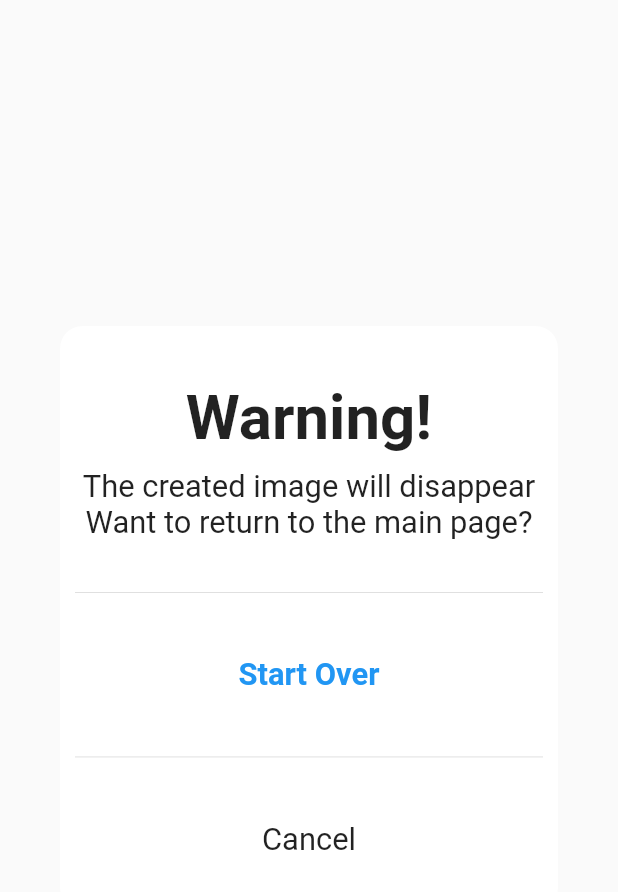
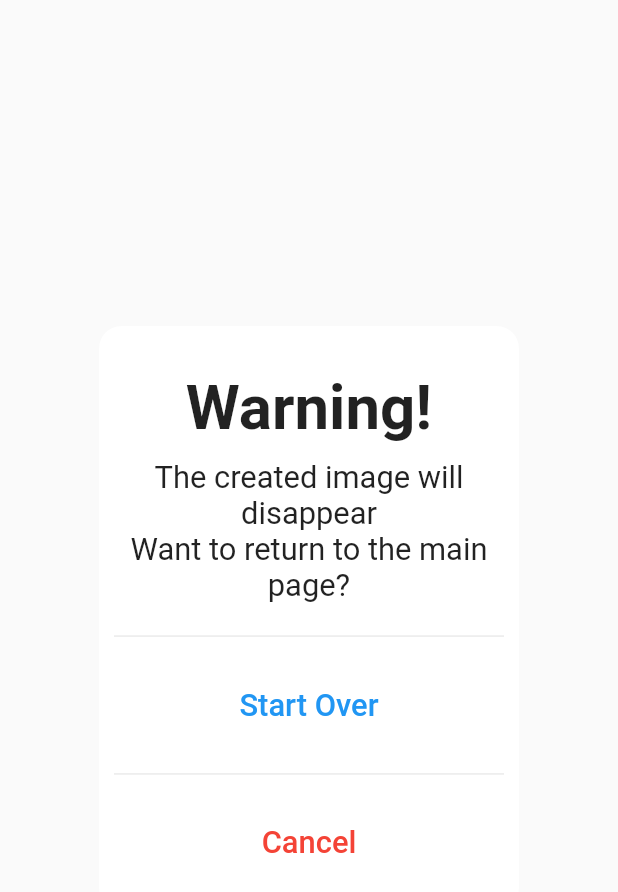
Before and after one commit to kitsune0530/sketch-to-face, a Flutter app: the CustomAlertDialog widget shown alone on an empty page, opened directly, on a phone screen of 412 x 824 dp. Shown: the top 892 px of the screen. Run offline on Flutter 3.47's test engine with Material 2 defaults, Android fonts, the phone set to English and light mode, and no system bars; our stand-ins replace camera, gallery_saver, image_picker, shared_preferences; missing offline and left inert: external_app_launcher, image_downloader_web, image_picker_web, mime_type, painter; accounts and stored records are empty.

Commit message:
web finished

```diff
--- a/facegen/lib/helper/customdialog.dart
+++ b/facegen/lib/helper/customdialog.dart
@@ -2,31 +2,31 @@ import 'package:facegen/page/main_mobile.dart';
 import 'package:flutter/material.dart';
 import 'package:flutter/widgets.dart';
 import '../main.dart';
+import '../web/main_web.dart';
 import 'sizehelper.dart';
 
 import 'package:flutter/foundation.dart' show kIsWeb;
+
 class CustomAlertDialog extends StatefulWidget {
-
-  CustomAlertDialog({Key? key,required this.title, required this.description}) : super(key: key);
-  String title = "", description  ="";
+  CustomAlertDialog({Key? key, required this.title, required this.description})
+      : super(key: key);
+  String title = "", description = "";
 
   @override
   _CustomAlertDialogState createState() => _CustomAlertDialogState();
 }
 
 class _CustomAlertDialogState extends State<CustomAlertDialog> {
+  // ContextSize size = new ContextSize();
+  double? width, height, titleFont, textFont;
 
-
-  // ContextSize size = new ContextSize();
-  double? width , height, titleFont, textFont;
-
-  _CustomAlertDialogState(){
-    this.width = size.getWidth();
-    print(size.getHalfWidth());
-    this.height = size.getHeight();
-    print(size.getHalfWidth());
-    this.titleFont = size.getTitleFont();
-    this.textFont = size.getTextFont();
+  _CustomAlertDialogState() {
+    width = size.getWidth();
+    // print(size.getHalfWidth());
+    height = size.getHeight();
+    // print(size.getHalfWidth());
+    titleFont = size.getTitleFont();
+    textFont = size.getTextFont();
   }
 
   @override
@@ -40,8 +40,8 @@ class _CustomAlertDialogState extends State<CustomAlertDialog> {
         borderRadius: BorderRadius.circular(15.0),
       ),
       child: Container(
-        width: width,
-        height: height!/2,
+        width: size.getHalfWidth(),
+        height: size.getHeight() / 2,
         child: Padding(
           padding: const EdgeInsets.all(10),
           child: Column(
@@ -73,66 +73,96 @@ class _CustomAlertDialogState extends State<CustomAlertDialog> {
                 ),
               ),
 
-              Divider(
+              // Divider(
+              //   height: 1,
+              // ),
+              // Container(
+              //   width: MediaQuery.of(context).size.width,
+              //   // height: width! * 0.1,
+              //   child: InkWell(
+              //     highlightColor: Colors.grey[200],
+              //     onTap: () {
+              //
+              //       if(kIsWeb){
+              //         // Navigator.push(
+              //         //   context,
+              //         //   MaterialPageRoute(builder: (context) => MainWebsite()),
+              //         // );
+              //       }else{
+              //         Navigator.push(
+              //           context,
+              //           MaterialPageRoute(builder: (context) => MainMenu()),
+              //         );
+              //       }
+              //     },
+              //     child: Center(
+              //       child: Text(
+              //         "Start Over",
+              //         style: TextStyle(
+              //           fontSize: textFont,
+              //           color: Theme.of(context).primaryColor,
+              //           fontWeight: FontWeight.bold,
+              //         ),
+              //       ),
+              //     ),
+              //   ),
+              // ),
+              // Divider(
+              //   height: 1,
+              // ),
+              // Container(
+              //   width: MediaQuery.of(context).size.width,
+              //   // height: width! * 0.1,
+              //   child: TextButton(
+              //     onPressed: () {
+              //       Navigator.pop(context, 'Cancel');
+              //     },
+              //     child: Text("Cancel"),
+              //   )
+              // ),
+
+              const Divider(
                 height: 1,
               ),
               Container(
                   width: MediaQuery.of(context).size.width,
-                height: width! * 0.1,
-                child: InkWell(
-                  highlightColor: Colors.grey[200],
-                  onTap: () {
-
-                    if(kIsWeb){
-                      // Navigator.push(
-                      //   context,
-                      //   MaterialPageRoute(builder: (context) => MainWebsite()),
-                      // );
-                    }else{
+                  // height: width! * 0.1,
+                  child: TextButton(
+                    onPressed: () {
+                      if (kIsWeb) {
+                        Navigator.push(
+                          context,
+                          MaterialPageRoute(
+                              builder: (context) => MainWebsite()),
+                        );
+                      } else {
                         Navigator.push(
                           context,
                           MaterialPageRoute(builder: (context) => MainMenu()),
                         );
                       }
                     },
-                  child: Center(
                     child: Text(
                       "Start Over",
-                      style: TextStyle(
-                        fontSize: textFont,
-                        color: Theme.of(context).primaryColor,
-                        fontWeight: FontWeight.bold,
+                      style: TextStyle(fontSize: size.getTextFont()),
                     ),
-                    ),
-                  ),
-                ),
-              ),
-              Divider(
+                  )),
+              const Divider(
                 height: 1,
               ),
               Container(
                   width: MediaQuery.of(context).size.width,
-                height: width! * 0.1,
-                child: InkWell(
-                  borderRadius: const BorderRadius.only(
-                    bottomLeft: Radius.circular(15.0),
-                    bottomRight: Radius.circular(15.0),
-                  ),
-                  highlightColor: Colors.grey[200],
-                  onTap: () {
-                    Navigator.pop(context, "Cancel");
+                  // height: width! * 0.1,
+                  child: TextButton(
+                    onPressed: () {
+                      Navigator.pop(context, 'Cancel');
                     },
-                  child: Center(
                     child: Text(
                       "Cancel",
                       style: TextStyle(
-                        fontSize: textFont,
-                        fontWeight: FontWeight.normal,
+                          fontSize: size.getTextFont(), color: Colors.red),
                     ),
-                    ),
-                  ),
-                ),
-              ),
+                  )),
             ],
           ),
         ),
--- a/facegen/pubspec.yaml
+++ b/facegen/pubspec.yaml
@@ -57,6 +57,7 @@ dependencies:
   external_app_launcher: ^2.0.2
 #  image_picker_web: ^2.1.1
   image_picker_web: any
+  image_downloader_web: ^1.0.2
 
 dev_dependencies:
   flutter_test:
```
Also changed, not shown: facegen/lib/web/web_summary.dart (+58 -106 lines), facegen/pubspec.lock. Lines whose indentation alone changed are shown as unchanged.
